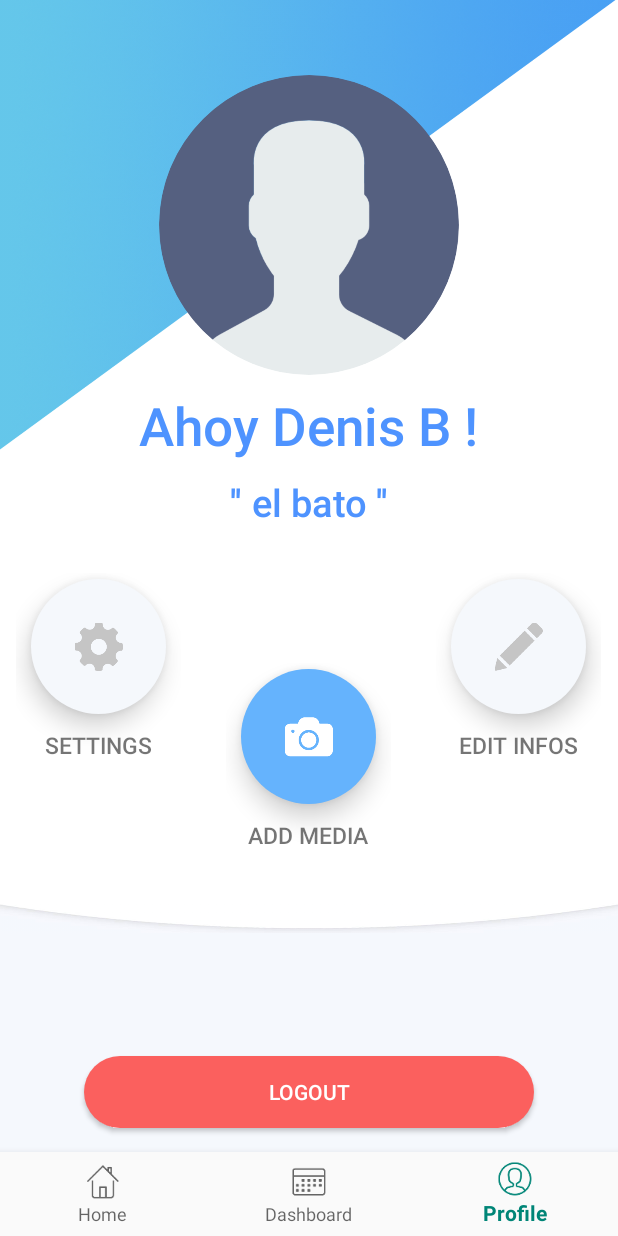
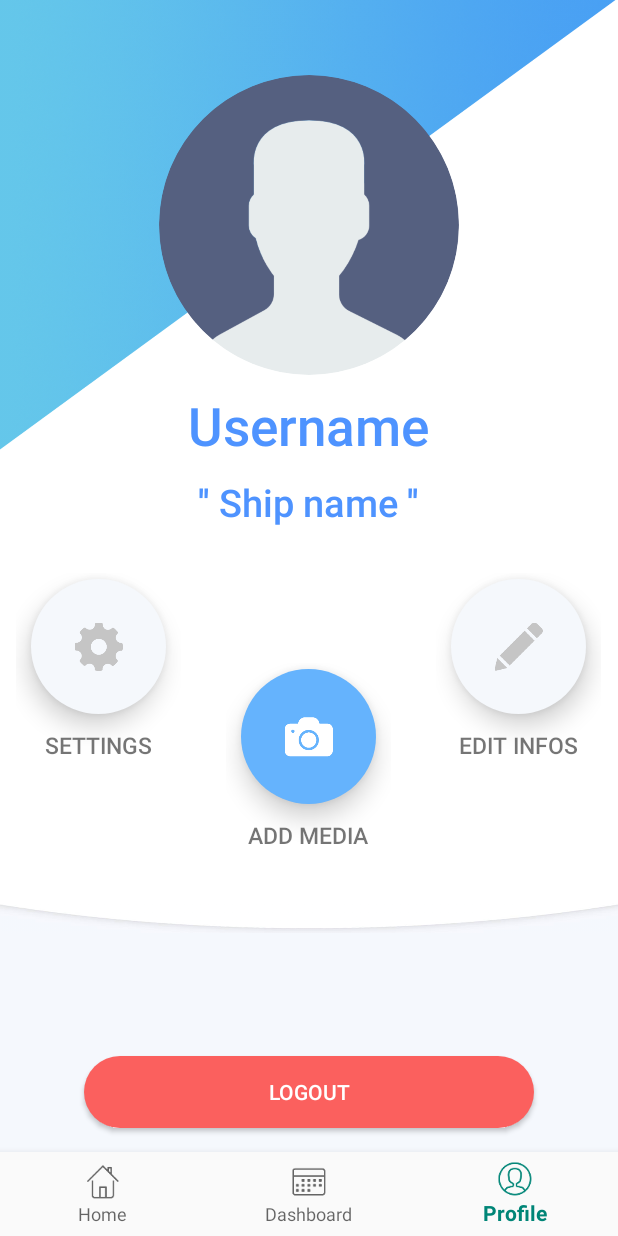
Before and after one commit to OceanShare/OceanShare-Android, an Android app: the screen it shows after launch once a user with an empty profile is signed in (MainActivity), item 3 of the bottom bar chosen, on a phone screen of 412 x 824 dp. Run offline under Robolectric (Android 15) with nearby library versions, the phone set to English and light mode, and no system bars; our stand-ins replace Firebase (no records; nobody signed in at launch, a user with empty details on screens opened directly); libraries missing offline, so code that uses them is left out: com.facebook, com.facebook.login, com.mapbox.android, com.mapbox.mapboxsdk; plain views replace CircularImageView, CircularProgressButton; 14 statements that could not run were skipped.

Commit message:
Implement the "not implemented" dialog

```diff
--- /dev/null
+++ b/app/src/main/res/drawable/round_white_background.xml
@@ -0,0 +1,5 @@
+<?xml version="1.0" encoding="utf-8"?>
+<shape xmlns:android="http://schemas.android.com/apk/res/android">
+    <solid android:color="#FFFFFF" />
+    <corners android:radius="20dp" />
+</shape>
--- a/app/src/main/res/layout/fragment_profile.xml
+++ b/app/src/main/res/layout/fragment_profile.xml
@@ -51,7 +51,7 @@
             android:layout_gravity="center_horizontal"
             android:fontFamily="sans-serif-light"
             android:gravity="center_horizontal"
-            android:text="Ahoy Denis B !"
+            android:text="@string/placeholder_username"
             android:textColor="@color/gradient_end"
             android:textSize="35sp"
             android:textStyle="bold" />
@@ -83,7 +83,7 @@
                 android:layout_height="wrap_content"
                 android:fontFamily="sans-serif-light"
                 android:gravity="center_horizontal"
-                android:text="el bato"
+                android:text="@string/placeholder_ship_name"
                 android:textColor="@color/gradient_end"
                 android:textSize="25sp"
                 android:textStyle="bold" />
@@ -101,44 +101,6 @@
 
         </LinearLayout>
     </LinearLayout>
-    <!--
-        <LinearLayout
-            android:id="@+id/user_information"
-            android:layout_below="@id/background"
-            android:gravity="center_horizontal"
-            android:layout_marginTop="-100dp"
-            android:layout_width="wrap_content"
-            android:layout_height="wrap_content">
-
-            <LinearLayout
-                android:layout_width="wrap_content"
-                android:layout_height="wrap_content"
-                android:orientation="vertical"
-                android:layout_marginStart="12dp"
-                android:layout_marginEnd="12dp"
-                android:layout_marginBottom="24dp"
-                android:layout_gravity="bottom">
-
-                <TextView
-                    android:layout_width="wrap_content"
-                    android:layout_height="wrap_content"
-                    android:fontFamily="sans-serif-light"
-                    android:text="@string/placeholder_name"
-                    android:textSize="18sp"
-                    android:textColor="@android:color/black"/>
-
-                <TextView
-                    android:layout_width="match_parent"
-                    android:layout_height="wrap_content"
-                    android:fontFamily="sans-serif-light"
-                    android:text="@string/placeholder_username"
-                    android:gravity="center_horizontal"
-                    android:textSize="12sp"/>
-
-            </LinearLayout>
-        </LinearLayout>
-    -->
-
     <LinearLayout
         android:id="@+id/profile_buttons"
         android:layout_width="match_parent"
@@ -156,6 +118,7 @@
             android:orientation="vertical">
 
             <ImageButton
+                android:id="@+id/settings_button"
                 android:layout_width="90dp"
                 android:layout_height="90dp"
                 android:background="@drawable/round_grey_button"
--- a/app/src/main/res/values/strings.xml
+++ b/app/src/main/res/values/strings.xml
@@ -53,7 +53,7 @@
     <!-- Tmp Strings -->
     <string name="home_tmp">Home - Coming soon</string>
     <string name="dashboard_tmp">Dashboard - Coming soon</string>
-    <string name="placeholder_name">Username (click to change)</string>
+    <string name="placeholder_ship_name">Ship name</string>
     <string name="placeholder_username">Username</string>
     <string name="action_forgot_password">Forgot password?</string>
     <string name="oceanshare_logo">Oceanshare logo</string>
@@ -80,4 +80,6 @@
     <string name="button_add_media_description">Add media icon</string>
     <string name="button_edit_infos">EDIT INFOS</string>
     <string name="button_edit_infos_description">Edit infos icon</string>
+    <string name="dialog_not_implemented_text">This feature is not yet available, please check our website and subscribe to our newsletter to know about the future of OceanShare.</string>
+    <string name="action_dismiss">Dismiss</string>
 </resources>
--- a/app/src/main/res/values/styles.xml
+++ b/app/src/main/res/values/styles.xml
@@ -25,4 +25,14 @@
     <style name="AppTheme.PopupOverlay" parent="ThemeOverlay.AppCompat.Light" />
     -->
 
+    <style name="DialogTheme" parent="android:Theme.Dialog">
+
+        <item name="android:layout_width">fill_parent</item>
+        <item name="android:layout_height">fill_parent</item>
+        <!-- No backgrounds, titles or window float -->
+        <item name="android:windowBackground">@drawable/dialog_background</item>
+        <item name="android:windowNoTitle">true</item>
+        <item name="android:windowIsFloating">true</item>
+    </style>
+
 </resources>
```
Also changed, not shown: app/src/main/java/com/oceanshare/oceanshare/ProfileFragment.kt (+12 -0 lines), app/src/main/res/layout/dialog_not_implemented.xml (added, +55 -0 lines), app/src/main/res/drawable/dialog_background.png (added), 1 other file.
